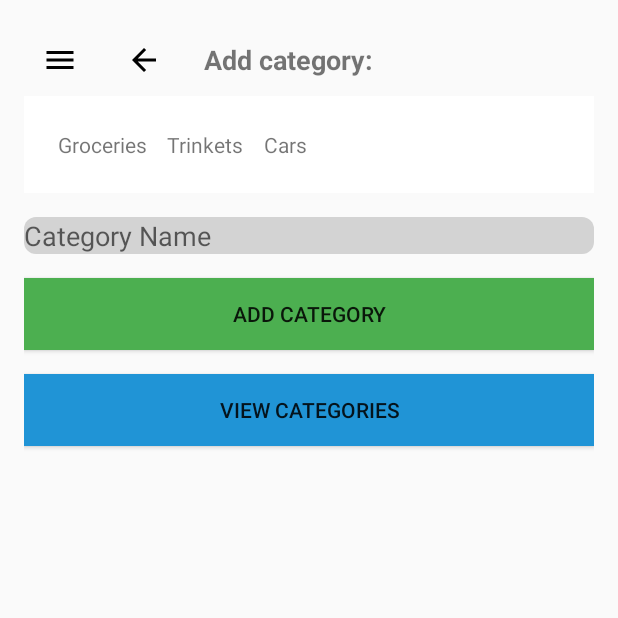
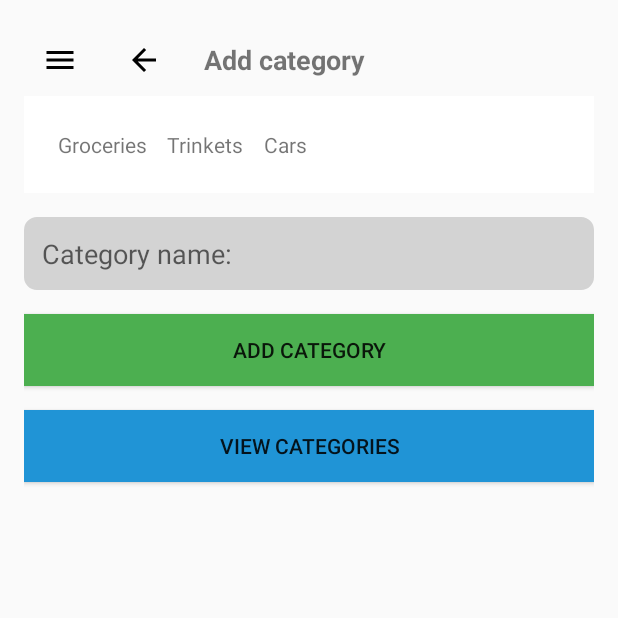
Before and after one commit to AlexMednov/Materialism, an Android app built with Jetpack Compose: the AddCategoryActivity screen opened directly, with no data from a screen before it, on a phone screen of 412 x 824 dp, the top half of it. Run offline under Robolectric (Android 15) with nearby library versions, the phone set to English and light mode, and no system bars; our stand-ins replace FlexboxLayout.

Commit message:
Made text box consistent with rest of application

```diff
--- a/app/src/main/res/layout/activity_add_category.xml
+++ b/app/src/main/res/layout/activity_add_category.xml
@@ -34,7 +34,7 @@
         <TextView
             android:layout_width="wrap_content"
             android:layout_height="wrap_content"
-            android:text="Add category:"
+            android:text="Add category"
             android:textSize="18sp"
             android:textStyle="bold"
             android:layout_marginStart="16dp" />
@@ -51,9 +51,10 @@
         android:id="@+id/category_name"
         android:layout_width="match_parent"
         android:layout_height="wrap_content"
-        android:hint="Category Name"
         android:layout_marginTop="16dp"
-        android:background="@drawable/bg_item_image" />
+        android:hint="@string/add_category_hint"
+        android:background="@drawable/edit_text_background"
+        android:padding="12dp" />
 
     <Button
         android:id="@+id/add_category_button"
--- a/app/src/main/res/values/strings.xml
+++ b/app/src/main/res/values/strings.xml
@@ -77,4 +77,5 @@
     <string name="take_picture">Take picture</string>
     <string name="location_hint">Location:</string>
     <string name="edit_item">Edit item</string>
+    <string name="add_category_hint">Category name:</string>
 </resources>
```
